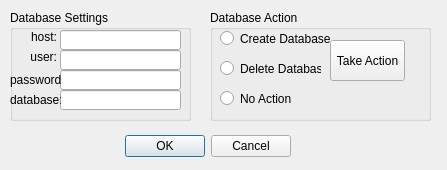
Qt form ui/sqlDialog.ui (konstantine78/frdparse) before a commit.
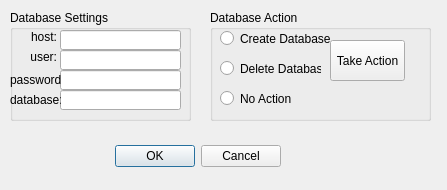
The same form after that commit.

```diff
--- a/ui/sqlDialog.ui
+++ b/ui/sqlDialog.ui
@@ -10,7 +10,7 @@
     <x>0</x>
     <y>0</y>
     <width>447</width>
-    <height>170</height>
+    <height>190</height>
    </rect>
   </property>
   <property name="windowTitle">
@@ -19,8 +19,8 @@
   <widget class="QDialogButtonBox" name="buttonBox">
    <property name="geometry">
     <rect>
-     <x>120</x>
-     <y>130</y>
+     <x>110</x>
+     <y>140</y>
      <width>171</width>
      <height>32</height>
     </rect>
```
